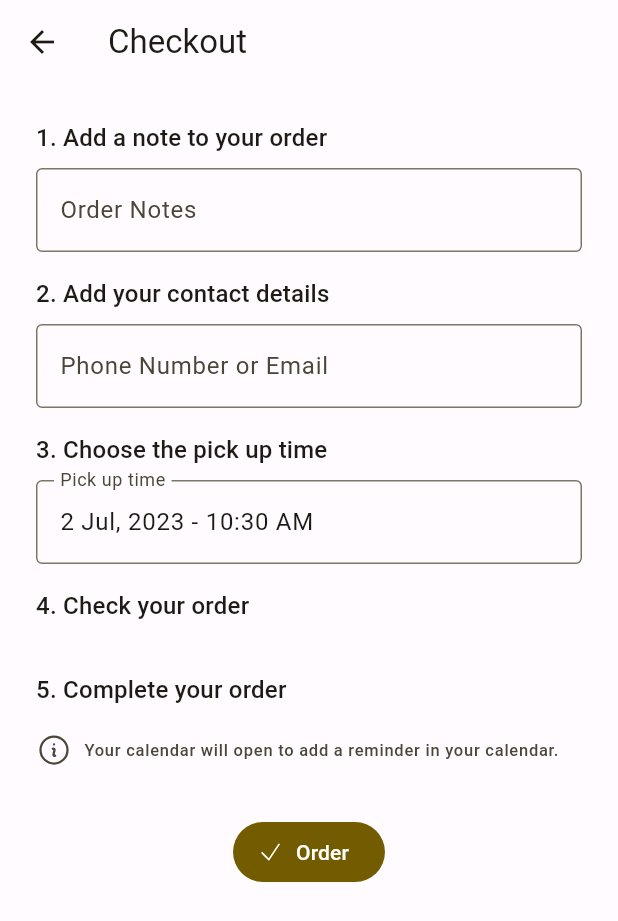
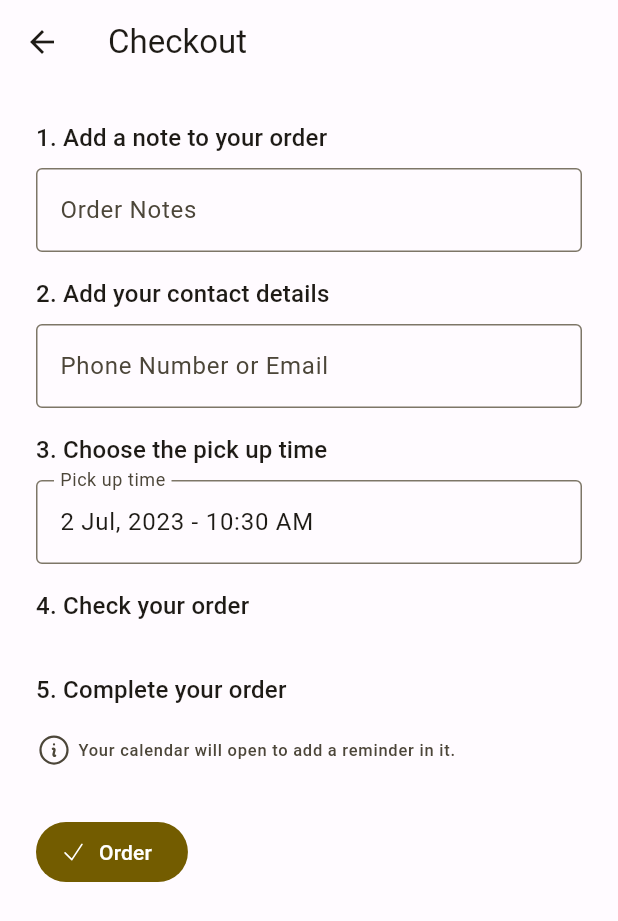
Before and after one commit to Food-Bites/bites, a Flutter app: the MarketPage screen opened directly, after a tap on the "shopping cart" icon, on a phone screen of 412 x 824 dp. Shown: the top 921 px of the screen. Run offline on Flutter 3.47's test engine with Material 2 defaults, Android fonts, the phone set to English and light mode, and no system bars; drawn by our look-alikes of date_time_picker; our stand-ins replace cached_network_image, connectivity, dots_indicator, geolocator, google_maps_flutter, heroicons and 1 more; missing offline and left inert: android_intent, geoflutterfire2; accounts and stored records are empty; network calls fail.

Commit message:
fix helper text overflow + typical food page

```diff
--- a/lib/data/typical_foods.dart
+++ b/lib/data/typical_foods.dart
@@ -89,7 +89,8 @@ Map<String, dynamic> typicalFoods = {
     "name": "Risotto alla Trentina",
     "description":
         "Risotto alla Trentina is a traditional dish from the Trentino region. It is made with locally grown rice, such as Arborio or Carnaroli, and flavored with ingredients like butter, Parmesan cheese, and speck (smoked ham).",
-    "image": "https://placehold.co/600x400/orange/white",
+    "image":
+        "https://raw.githubusercontent.com/Food-Bites/pictures/main/risotto_alla_trentina.jpg",
     "latitude": 46.074976443080544,
     "longitude": 11.121041688190743
   },
--- a/lib/screens/cart_page.dart
+++ b/lib/screens/cart_page.dart
@@ -57,6 +57,7 @@ class _CartPageState extends State<CartPage> {
         child: Padding(
           padding: const EdgeInsets.all(24.0),
           child: Column(
+            crossAxisAlignment: CrossAxisAlignment.start,
             children: [
               Form(
                 child: Column(
@@ -180,7 +181,11 @@ class _CartPageState extends State<CartPage> {
                         child: ListTile(
                           leading: Hero(
                             tag: foodItem.name,
-                            child: Image.network(foodItem.image),
+                            child: ClipRRect(
+                                borderRadius: const BorderRadius.all(
+                                  Radius.circular(8),
+                                ),
+                                child: Image.network(foodItem.image)),
                           ),
                           title: Text(foodItem.name),
                           subtitle: Text('€ ${foodItem.price}'),
@@ -212,9 +217,9 @@ class _CartPageState extends State<CartPage> {
               ),
               const SizedBox(height: 16),
               HelperText(
-                  icon: IconType.heroIcons(HeroIcons.informationCircle),
-                  text:
-                      'Your calendar will open to add a reminder in your calendar.'),
+                icon: IconType.heroIcons(HeroIcons.informationCircle),
+                text: 'Your calendar will open to add a reminder in it.',
+              ),
               const SizedBox(height: 16),
               FilledButton.icon(
                   onPressed: () {
--- a/lib/widget/helper_text.dart
+++ b/lib/widget/helper_text.dart
@@ -17,11 +17,12 @@ class HelperText extends StatelessWidget {
     if (Provider.of<SuggestionTipsProvider>(context).showTips) {
       return Column(
         children: [
-          Row(
+          Wrap(
+            crossAxisAlignment: WrapCrossAlignment.center,
             children: [
               icon.getIconWidget(context),
               const SizedBox(
-                width: 8.0,
+                width: 4.0,
               ),
               Text(
                 text,
--- a/lib/widget/location_text.dart
+++ b/lib/widget/location_text.dart
@@ -38,9 +38,9 @@ class _LocationTextState extends State<LocationText> {
                 } else if (snapshot.hasError) {
                   return const Text("your location");
                 }
-                return const SizedBox(
-                  height: 64.0,
-                  child: Text("Loading your location..."),
+                return const Headline(
+                  closestCity: "your location",
+                  text: "Discover in",
                 );
               },
             ),
```
Also changed, not shown: lib/screens/typical_food_details_page.dart (+19 -17 lines), lib/widget/market_card.dart (+7 -2 lines).
